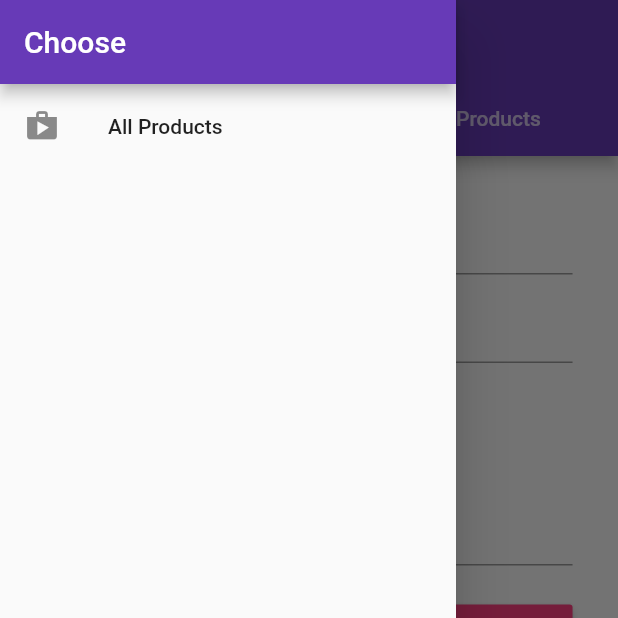
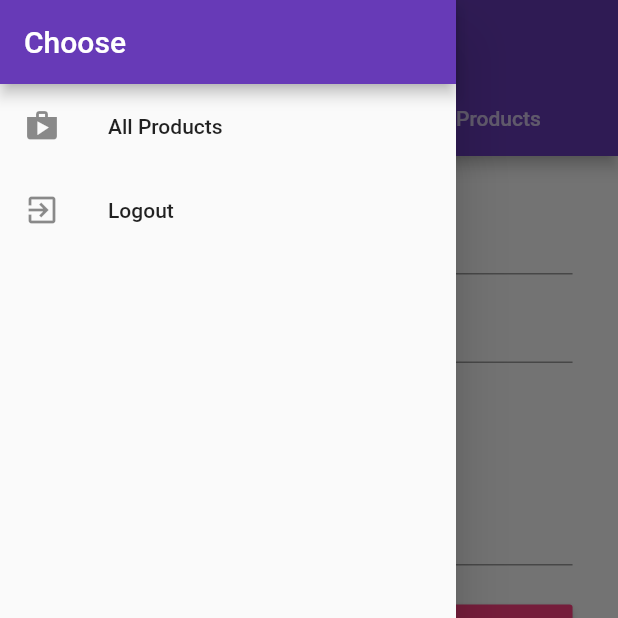
Before and after one commit to coldBl00d/FlutterFirst, a Flutter app: the ManageProductsPage screen opened by its route, with the side drawer open, on a phone screen of 412 x 824 dp, the top half of it. Run offline on Flutter 3.47's test engine with Material 2 defaults, Android fonts, the phone set to English and light mode, and no system bars; our stand-ins replace shared_preferences; accounts and stored records are empty; statements that could not run were skipped.

Commit message:
Logout functionality

```diff
--- a/lib/widgets/my_drawer.dart
+++ b/lib/widgets/my_drawer.dart
@@ -1,9 +1,8 @@
 import 'package:flutter/material.dart';
-import '../pages/manage_products.dart';
-import '../pages/products.dart';
 
-class MyDrawer extends StatelessWidget{
+import '../widgets/ui_elements/logout_list_tile.dart';
 
+class MyDrawer extends StatelessWidget {
   MyDrawer();
 
   @override
@@ -14,11 +13,15 @@ class MyDrawer extends StatelessWidget{
         AppBar(
           automaticallyImplyLeading: false,
           title: Text("Choose"),
-
         ),
-        ListTile(leading: Icon(Icons.shop),title: Text("All Products"), onTap: () {
-          Navigator.pushReplacementNamed(context, '/products');
-        },),
+        ListTile(
+          leading: Icon(Icons.shop),
+          title: Text("All Products"),
+          onTap: () {
+            Navigator.pushReplacementNamed(context, '/products');
+          },
+        ),
+        LogoutListTile(),
       ],
     );
   }
--- /dev/null
+++ b/lib/widgets/ui_elements/logout_list_tile.dart
@@ -0,0 +1,23 @@
+import 'package:flutter/material.dart';
+import 'package:scoped_model/scoped_model.dart';
+
+import '../../scoped-models/main.dart';
+
+class LogoutListTile extends StatelessWidget {
+  @override
+  Widget build(BuildContext context) {
+    // TODO: implement build
+    return ScopedModelDescendant<MainModel>(
+      builder: (BuildContext context, Widget child, MainModel model) {
+        return ListTile(
+          title: Text('Logout'),
+          leading: Icon(Icons.exit_to_app),
+          onTap: () {
+            model.logout();
+            Navigator.of(context).pushReplacementNamed('/');
+          },
+        );
+      },
+    );
+  }
+}
```
Also changed, not shown: lib/main.dart (+1 -8 lines), lib/pages/products.dart (+7 -6 lines), lib/scoped-models/connected-products.dart (+18 -0 lines).
